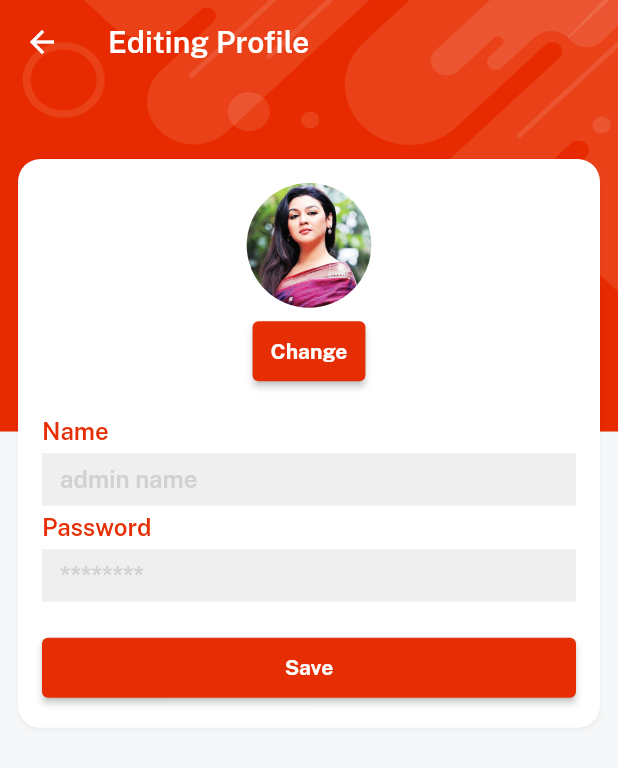
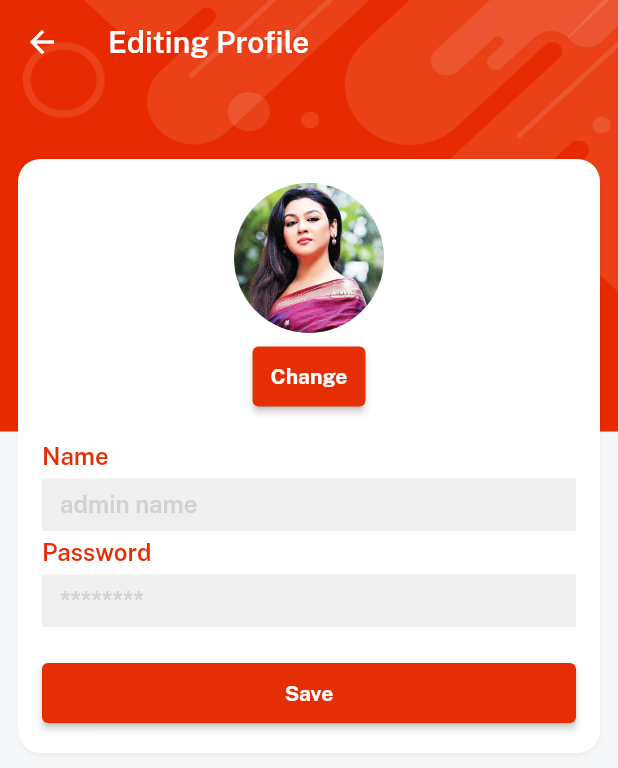
Before and after one commit to PheonixWay/orderKaroAppByflutter, a Flutter app: the EditProfile screen opened directly, on a phone screen of 412 x 824 dp. Shown: the top 768 px of the screen. Run offline on Flutter 3.47's test engine with Material 2 defaults, Android fonts, the phone set to English and light mode, and no system bars; our stand-ins replace cloud_firestore, firebase_auth, firebase_core, get, image_picker, velocity_x; accounts and stored records are empty; network calls fail.

Commit message:
added height to image

```diff
--- a/lib/controler/auth_controller.dart
+++ b/lib/controler/auth_controller.dart
@@ -41,7 +41,10 @@ class AuthController extends GetxController {
       'password': password,
       'email': email,
       'imageUrl': '',
-      "id": currentUser!.uid
+      "id": currentUser!.uid,
+      "cart_count": "00",
+      "wislist_count": "00",
+      "order_count": "00"
     });
   }
 
--- a/lib/screens/account_screen/edit_profile.dart
+++ b/lib/screens/account_screen/edit_profile.dart
@@ -29,11 +29,13 @@ class EditProfile extends StatelessWidget {
                 ? Image.asset(
                     imgProfile2,
                     width: 100,
+                    height: 100,
                     fit: BoxFit.cover,
                   ).box.roundedFull.clip(Clip.antiAlias).make()
                 : Image.file(
                     File(controller.profileImagepath.value),
                     width: 100,
+                    height: 100,
                     fit: BoxFit.cover,
                   ).box.roundedFull.clip(Clip.antiAlias).make(),
             5.heightBox,
```
